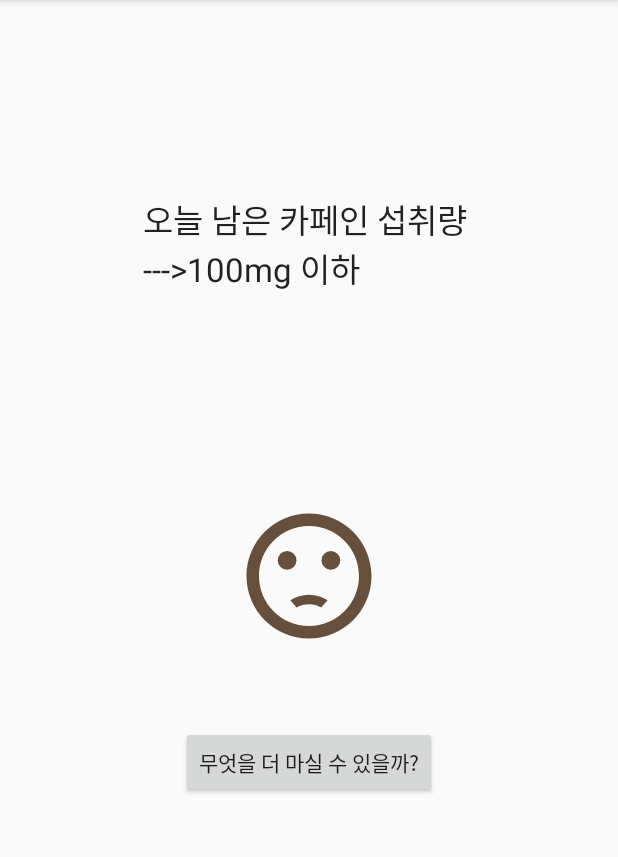
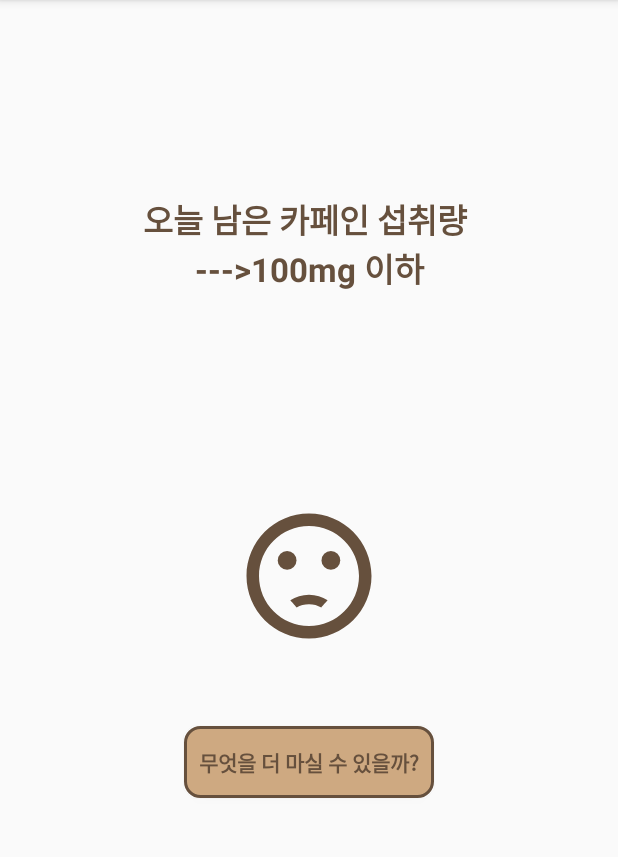
Before and after one commit to eunhaeKim/FinalProject, an Android app: the Under100 screen opened directly, with no data from a screen before it, on a phone screen of 412 x 824 dp, the part 84-941 px from its top. Run offline under Robolectric (Android 15) with nearby library versions, the phone set to English and light mode, and no system bars.

Commit message:
under100~overdose 버튼

```diff
--- a/app/src/main/res/layout/under100.xml
+++ b/app/src/main/res/layout/under100.xml
@@ -14,7 +14,10 @@
         android:layout_marginTop="130dp"
         android:layout_marginEnd="16dp"
         android:text="오늘 남은 카페인 섭취량 \n--->100mg 이하"
+        android:textAlignment="center"
         android:textAppearance="@style/TextAppearance.AppCompat.Large"
+        android:textColor="@color/brown_dark"
+        android:textStyle="bold"
         app:layout_constraintEnd_toEndOf="parent"
         app:layout_constraintStart_toStartOf="parent"
         app:layout_constraintTop_toTopOf="parent" />
@@ -35,8 +38,14 @@
         android:layout_width="wrap_content"
         android:layout_height="wrap_content"
         android:layout_marginTop="50dp"
+        android:background="@drawable/button_shape"
+        android:paddingLeft="10dp"
+        android:paddingRight="10dp"
         android:text="@string/btn_to_remain"
+        android:textColor="@color/brown_dark"
+        android:textStyle="bold"
         app:layout_constraintEnd_toEndOf="parent"
         app:layout_constraintStart_toStartOf="parent"
-        app:layout_constraintTop_toBottomOf="@+id/imageUnder100" />
+        app:layout_constraintTop_toBottomOf="@+id/imageUnder100"
+        tools:drawableLeft="@drawable/button_icon" />
 </androidx.constraintlayout.widget.ConstraintLayout>
```
Also changed, not shown: app/src/main/res/layout/more100.xml (+13 -4 lines), app/src/main/res/layout/more200.xml (+10 -1 lines), app/src/main/res/layout/more300.xml (+10 -1 lines), app/src/main/res/layout/overdose.xml (+8 -0 lines).
